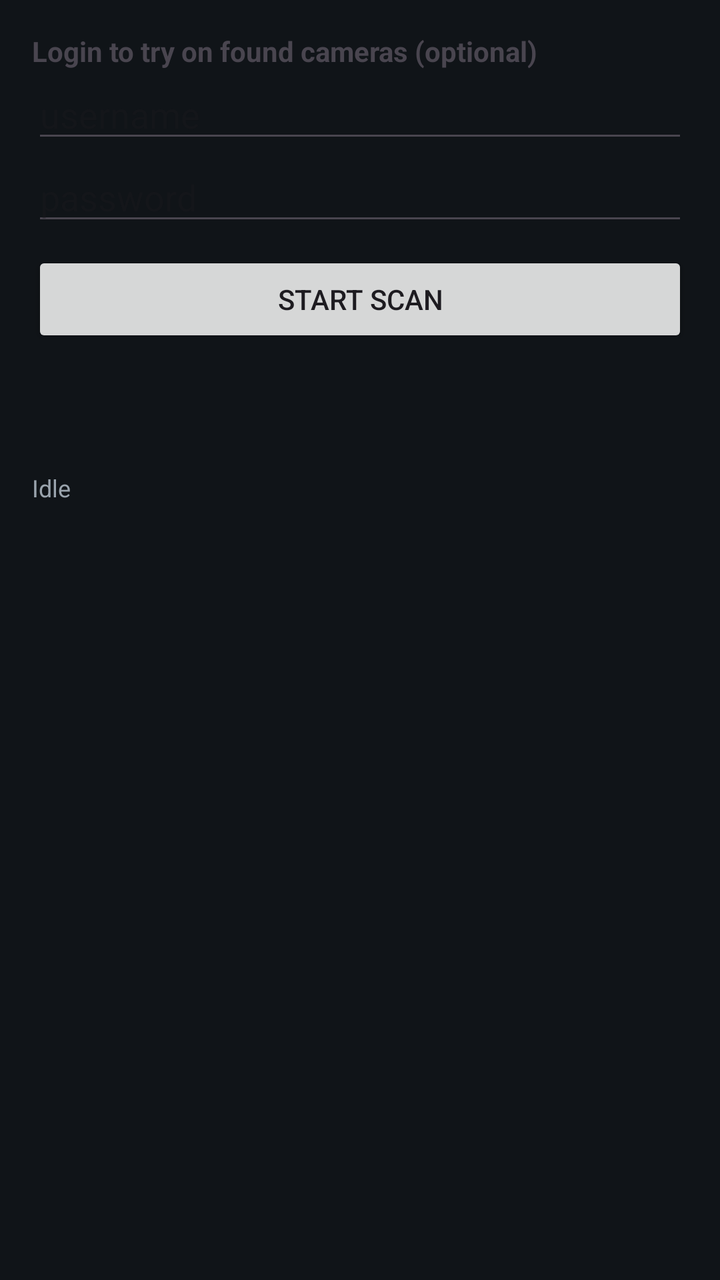
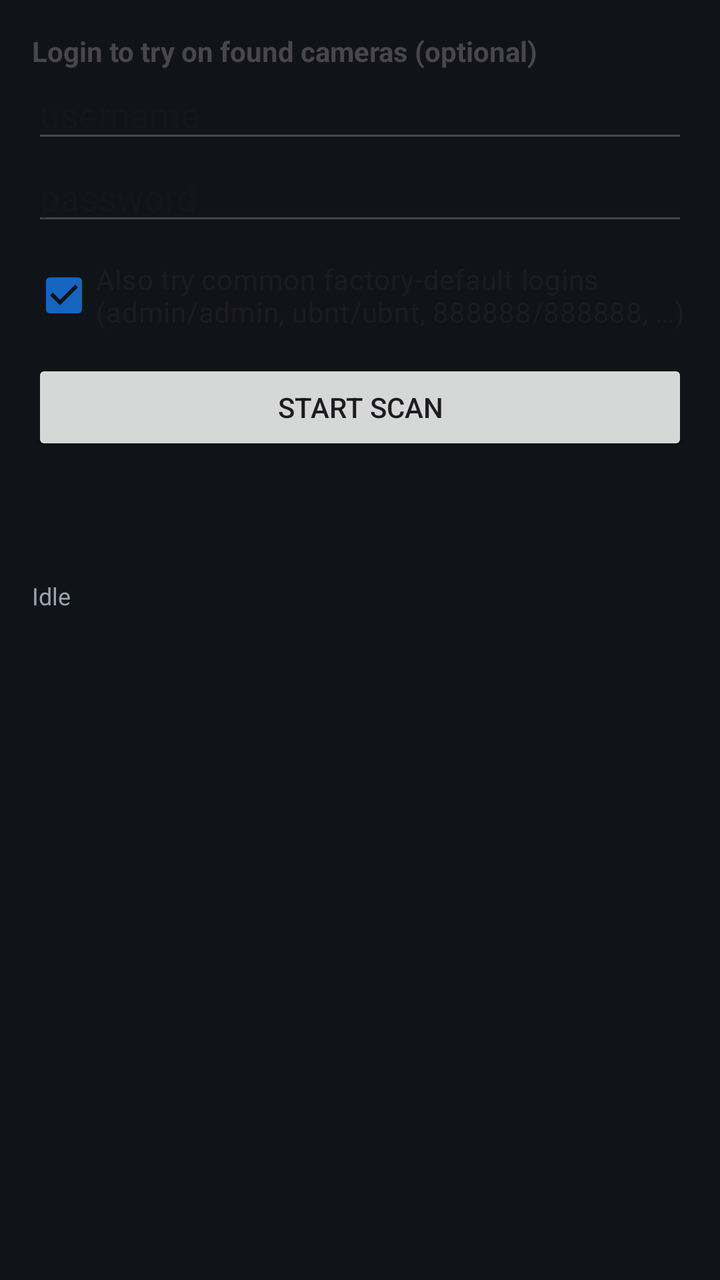

An Android layout rendered at two revisions. The XML below is the earlier revision; the diff shows what the commit changed to produce the second picture.
<!-- AndroidManifest.xml: application theme Theme.ToteCam -->
<!-- res/layout/dialog_scan.xml -->
<?xml version="1.0" encoding="utf-8"?>
<LinearLayout xmlns:android="http://schemas.android.com/apk/res/android"
    android:layout_width="match_parent" android:layout_height="wrap_content"
    android:orientation="vertical" android:padding="16dp">

    <TextView android:layout_width="wrap_content" android:layout_height="wrap_content"
        android:text="Login to try on found cameras (optional)" android:textStyle="bold" />
    <EditText android:id="@+id/etScanUser" android:layout_width="match_parent" android:layout_height="wrap_content" android:hint="username" />
    <EditText android:id="@+id/etScanPass" android:layout_width="match_parent" android:layout_height="wrap_content"
        android:hint="password" android:inputType="textPassword" />

    <Button android:id="@+id/btnStartScan" android:layout_width="match_parent" android:layout_height="wrap_content"
        android:text="START SCAN" android:layout_marginTop="8dp" />

    <ProgressBar android:layout_width="wrap_content" android:layout_height="wrap_content"
        android:layout_gravity="center_horizontal" android:layout_marginTop="8dp" />

    <TextView android:id="@+id/scanStatus" android:layout_width="match_parent" android:layout_height="wrap_content"
        android:textSize="12sp" android:textColor="#9AA4AD" android:layout_marginTop="6dp" android:text="Idle" />
</LinearLayout>
<!-- resources referenced by this layout -->
<resources>
  <style name="Theme.ToteCam" parent="Theme.Material3.DayNight.NoActionBar">
          <item name="colorPrimary">#1565C0</item>
          <item name="colorSecondary">#26A69A</item>
          <item name="colorSurface">#1C232B</item>
          <item name="android:statusBarColor">#0D1117</item>
          <item name="android:windowBackground">#101418</item>
      </style>
</resources>

<!-- the commit's change to res/layout/dialog_scan.xml (unified diff, before → after) -->
@@ -1,20 +1,27 @@
 <?xml version="1.0" encoding="utf-8"?>
-<LinearLayout xmlns:android="http://schemas.android.com/apk/res/android"
-    android:layout_width="match_parent" android:layout_height="wrap_content"
-    android:orientation="vertical" android:padding="16dp">
+<ScrollView xmlns:android="http://schemas.android.com/apk/res/android"
+    android:layout_width="match_parent" android:layout_height="wrap_content">
+    <LinearLayout
+        android:layout_width="match_parent" android:layout_height="wrap_content"
+        android:orientation="vertical" android:padding="16dp">
 
-    <TextView android:layout_width="wrap_content" android:layout_height="wrap_content"
-        android:text="Login to try on found cameras (optional)" android:textStyle="bold" />
-    <EditText android:id="@+id/etScanUser" android:layout_width="match_parent" android:layout_height="wrap_content" android:hint="username" />
-    <EditText android:id="@+id/etScanPass" android:layout_width="match_parent" android:layout_height="wrap_content"
-        android:hint="password" android:inputType="textPassword" />
+        <TextView android:layout_width="wrap_content" android:layout_height="wrap_content"
+            android:text="Login to try on found cameras (optional)" android:textStyle="bold" />
+        <EditText android:id="@+id/etScanUser" android:layout_width="match_parent" android:layout_height="wrap_content" android:hint="username" />
+        <EditText android:id="@+id/etScanPass" android:layout_width="match_parent" android:layout_height="wrap_content"
+            android:hint="password" android:inputType="textPassword" />
 
-    <Button android:id="@+id/btnStartScan" android:layout_width="match_parent" android:layout_height="wrap_content"
-        android:text="START SCAN" android:layout_marginTop="8dp" />
+        <CheckBox android:id="@+id/cbTryDefaults" android:layout_width="match_parent" android:layout_height="wrap_content"
+            android:text="Also try common factory-default logins (admin/admin, ubnt/ubnt, 888888/888888, …)"
+            android:checked="true" android:layout_marginTop="6dp" />
 
-    <ProgressBar android:layout_width="wrap_content" android:layout_height="wrap_content"
-        android:layout_gravity="center_horizontal" android:layout_marginTop="8dp" />
+        <Button android:id="@+id/btnStartScan" android:layout_width="match_parent" android:layout_height="wrap_content"
+            android:text="START SCAN" android:layout_marginTop="8dp" />
 
-    <TextView android:id="@+id/scanStatus" android:layout_width="match_parent" android:layout_height="wrap_content"
-        android:textSize="12sp" android:textColor="#9AA4AD" android:layout_marginTop="6dp" android:text="Idle" />
-</LinearLayout>
+        <ProgressBar android:layout_width="wrap_content" android:layout_height="wrap_content"
+            android:layout_gravity="center_horizontal" android:layout_marginTop="8dp" />
+
+        <TextView android:id="@+id/scanStatus" android:layout_width="match_parent" android:layout_height="wrap_content"
+            android:textSize="12sp" android:textColor="#9AA4AD" android:layout_marginTop="6dp" android:text="Idle" />
+    </LinearLayout>
+</ScrollView>
